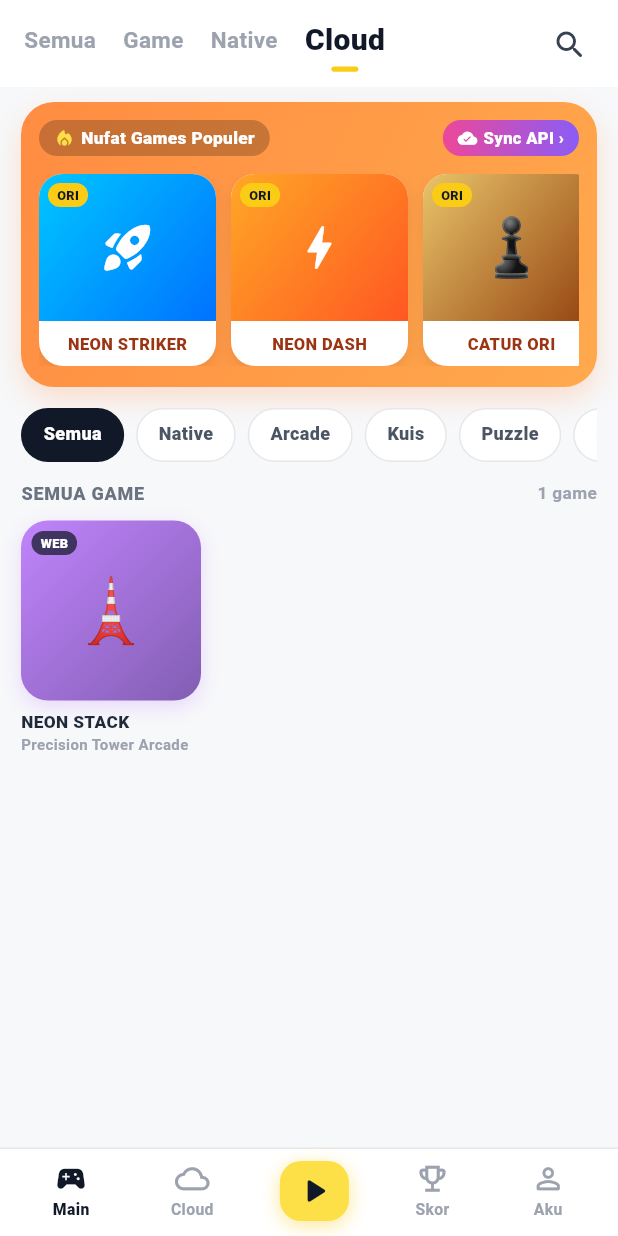
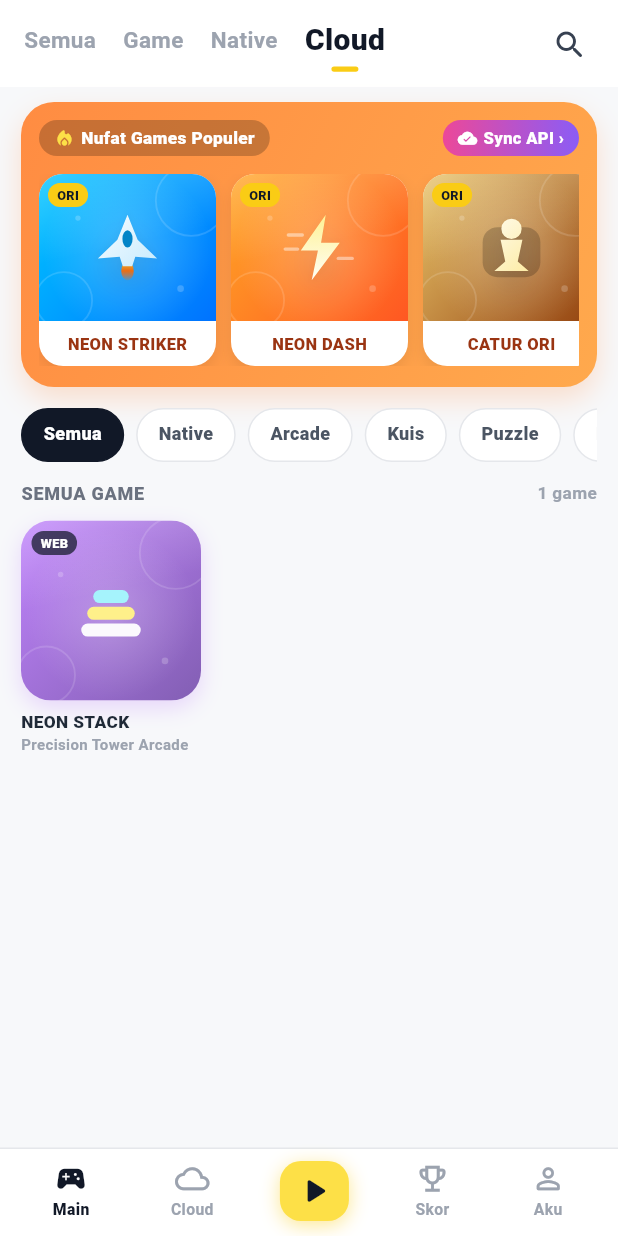
Before and after one commit to tmminunion/autoline-tycoon, a Flutter app: the screen it shows after launch, after a tap on "Native", after a tap on "Cloud", on a phone screen of 412 x 824 dp. Run offline on Flutter 3.47's test engine with Material 3 defaults, Android fonts, the phone set to English and light mode, and no system bars; our stand-ins replace audioplayers, shared_preferences, webview_flutter; network calls fail.

Commit message:
feat(ui): redesign game tile icons with glossy 3D glassmorphic & vector artwork

```diff
--- a/lib/screens/nufat_games_hub_screen.dart
+++ b/lib/screens/nufat_games_hub_screen.dart
@@ -6,6 +6,7 @@ import 'package:shared_preferences/shared_preferences.dart';
 import '../games/chess/chess_screen.dart';
 import '../games/neon_dash/dash_screen.dart';
 import '../services/remote_games_service.dart';
+import '../widgets/game_tile_artwork.dart';
 import 'arcade_screen.dart';
 import 'web_game_player_screen.dart';
 
@@ -423,21 +424,15 @@ class _NufatGamesHubScreenState extends State<NufatGamesHubScreen> {
                           child: Column(
                             children: [
                               Expanded(
-                                child: Container(
-                                  width: double.infinity,
-                                  decoration: BoxDecoration(
-                                    gradient: LinearGradient(
-                                      begin: Alignment.topLeft,
-                                      end: Alignment.bottomRight,
-                                      colors: g.colors,
-                                    ),
-                                  ),
                                 child: Stack(
                                   children: [
-                                      Center(
-                                        child: g.emoji != null
-                                            ? Text(g.emoji!, style: const TextStyle(fontSize: 38))
-                                            : Icon(g.icon, color: Colors.white, size: 38),
+                                    GameTileArtwork(
+                                      id: g.id,
+                                      category: g.category,
+                                      colors: g.colors,
+                                      icon: g.icon,
+                                      emoji: g.emoji,
+                                      compact: true,
                                     ),
                                     Positioned(
                                       top: 6,
@@ -445,7 +440,6 @@ class _NufatGamesHubScreenState extends State<NufatGamesHubScreen> {
                                       child: _CornerBadge(isNative: g.isNative),
                                     ),
                                   ],
-                                  ),
                                 ),
                               ),
                               Padding(
@@ -758,26 +752,24 @@ class _SquareGameTile extends StatelessWidget {
             aspectRatio: 1,
             child: Container(
               decoration: BoxDecoration(
-                borderRadius: BorderRadius.circular(18),
-                gradient: LinearGradient(
-                  begin: Alignment.topLeft,
-                  end: Alignment.bottomRight,
-                  colors: item.colors,
-                ),
+                borderRadius: BorderRadius.circular(20),
                 boxShadow: [
                   BoxShadow(
-                    color: item.colors.first.withValues(alpha: 0.28),
-                    blurRadius: 10,
-                    offset: const Offset(0, 4),
+                    color: item.colors.first.withValues(alpha: 0.30),
+                    blurRadius: 12,
+                    offset: const Offset(0, 5),
                   ),
                 ],
               ),
+              clipBehavior: Clip.antiAlias,
               child: Stack(
                 children: [
-                  Center(
-                    child: item.emoji != null
-                        ? Text(item.emoji!, style: const TextStyle(fontSize: 42))
-                        : Icon(item.icon, color: Colors.white, size: 42),
+                  GameTileArtwork(
+                    id: item.id,
+                    category: item.category,
+                    colors: item.colors,
+                    icon: item.icon,
+                    emoji: item.emoji,
                   ),
                   Positioned(
                     top: 7,
--- /dev/null
+++ b/lib/widgets/game_tile_artwork.dart
@@ -0,0 +1,490 @@
+import 'dart:math' as math;
+
+import 'package:flutter/material.dart';
+
+class GameTileArtwork extends StatelessWidget {
+  const GameTileArtwork({
+    super.key,
+    required this.id,
+    required this.category,
+    required this.colors,
+    required this.icon,
+    this.emoji,
+    this.compact = false,
+  });
+
+  final String id;
+  final String category;
+  final List<Color> colors;
+  final IconData icon;
+  final String? emoji;
+  final bool compact;
+
+  @override
+  Widget build(BuildContext context) {
+    final c1 = colors.isNotEmpty ? colors.first : const Color(0xFF2563EB);
+    final c2 = colors.length > 1 ? colors[1] : c1.withValues(alpha: 0.72);
+    final keyId = id.toLowerCase();
+
+    return Container(
+      width: double.infinity,
+      height: double.infinity,
+      decoration: BoxDecoration(
+        gradient: LinearGradient(
+          begin: Alignment.topLeft,
+          end: Alignment.bottomRight,
+          colors: [c1, c2],
+        ),
+      ),
+      child: Stack(
+        fit: StackFit.expand,
+        children: [
+          // Ambient radial glow + subtle arcade grid/bubbles
+          CustomPaint(
+            painter: _BackdropPainter(accent: c1, secondary: c2),
+          ),
+          // Top-left glossy glass reflection
+          Positioned(
+            top: -28,
+            left: -24,
+            right: -10,
+            height: 76,
+            child: Transform.rotate(
+              angle: -0.22,
+              child: Container(
+                decoration: BoxDecoration(
+                  gradient: LinearGradient(
+                    begin: Alignment.topCenter,
+                    end: Alignment.bottomCenter,
+                    colors: [
+                      Colors.white.withValues(alpha: 0.28),
+                      Colors.white.withValues(alpha: 0.0),
+                    ],
+                  ),
+                ),
+              ),
+            ),
+          ),
+          // Centerpiece artwork
+          Center(
+            child: _buildCenterpiece(keyId, c1),
+          ),
+        ],
+      ),
+    );
+  }
+
+  Widget _buildCenterpiece(String keyId, Color accent) {
+    final artSize = compact ? 52.0 : 62.0;
+
+    if (keyId.contains('striker') || keyId.contains('space') || keyId.contains('shooter')) {
+      return SizedBox(
+        width: artSize,
+        height: artSize,
+        child: CustomPaint(painter: _JetArtworkPainter()),
+      );
+    }
+    if (keyId.contains('dash') || keyId.contains('runner') || keyId.contains('reflex')) {
+      return SizedBox(
+        width: artSize,
+        height: artSize,
+        child: CustomPaint(painter: _BoltArtworkPainter()),
+      );
+    }
+    if (keyId.contains('catur') || keyId.contains('chess')) {
+      return SizedBox(
+        width: artSize,
+        height: artSize,
+        child: CustomPaint(painter: _ChessArtworkPainter()),
+      );
+    }
+    if (keyId.contains('sos') || keyId.contains('tic')) {
+      return SizedBox(
+        width: artSize,
+        height: artSize,
+        child: CustomPaint(painter: _SosArtworkPainter()),
+      );
+    }
+    if (keyId.contains('match') || keyId.contains('gem') || keyId.contains('jewel')) {
+      return SizedBox(
+        width: artSize,
+        height: artSize,
+        child: CustomPaint(painter: _GemArtworkPainter()),
+      );
+    }
+    if (keyId.contains('stack') || keyId.contains('tower')) {
+      return SizedBox(
+        width: artSize,
+        height: artSize,
+        child: CustomPaint(painter: _StackArtworkPainter()),
+      );
+    }
+    if (keyId.contains('2048')) {
+      return _Badge2048(compact: compact);
+    }
+
+    // Modern 3D glassmorphic squircle emblem for all 100+ cloud games
+    final boxSize = compact ? 50.0 : 58.0;
+    final glyphSize = compact ? 26.0 : 30.0;
+    return Container(
+      width: boxSize,
+      height: boxSize,
+      decoration: BoxDecoration(
+        borderRadius: BorderRadius.circular(18),
+        gradient: LinearGradient(
+          begin: Alignment.topLeft,
+          end: Alignment.bottomRight,
+          colors: [
+            Colors.white.withValues(alpha: 0.30),
+            Colors.white.withValues(alpha: 0.10),
+          ],
+        ),
+        border: Border.all(
+          color: Colors.white.withValues(alpha: 0.45),
+          width: 1.4,
+        ),
+        boxShadow: [
+          BoxShadow(
+            color: Colors.black.withValues(alpha: 0.20),
+            blurRadius: 12,
+            offset: const Offset(0, 6),
+          ),
+        ],
+      ),
+      child: Center(
+        child: emoji != null && emoji!.trim().isNotEmpty
+            ? Text(
+                emoji!,
+                style: TextStyle(
+                  fontSize: glyphSize,
+                  shadows: [
+                    Shadow(
+                      color: Colors.black.withValues(alpha: 0.28),
+                      blurRadius: 6,
+                      offset: const Offset(0, 2),
+                    ),
+                  ],
+                ),
+              )
+            : Icon(
+                icon,
+                size: glyphSize,
+                color: Colors.white,
+                shadows: [
+                  Shadow(
+                    color: Colors.black.withValues(alpha: 0.28),
+                    blurRadius: 6,
+                    offset: const Offset(0, 2),
+                  ),
+                ],
+              ),
+      ),
+    );
+  }
+}
+
+class _BackdropPainter extends CustomPainter {
+  const _BackdropPainter({required this.accent, required this.secondary});
+  final Color accent;
+  final Color secondary;
+
+  @override
+  void paint(Canvas canvas, Size size) {
+    final center = Offset(size.width * 0.5, size.height * 0.52);
+    final glow = Paint()
+      ..shader = RadialGradient(
+        colors: [
+          Colors.white.withValues(alpha: 0.24),
+          Colors.white.withValues(alpha: 0.0),
+        ],
+      ).createShader(Rect.fromCircle(center: center, radius: size.width * 0.48));
+    canvas.drawCircle(center, size.width * 0.48, glow);
+
+    final ringPaint = Paint()
+      ..style = PaintingStyle.stroke
+      ..strokeWidth = 1.2
+      ..color = Colors.white.withValues(alpha: 0.14);
+    canvas.drawCircle(Offset(size.width * 0.86, size.height * 0.18), size.width * 0.20, ringPaint);
+    canvas.drawCircle(Offset(size.width * 0.14, size.height * 0.86), size.width * 0.16, ringPaint);
+
+    final dotPaint = Paint()..color = Colors.white.withValues(alpha: 0.20);
+    canvas.drawCircle(Offset(size.width * 0.80, size.height * 0.78), 2.2, dotPaint);
+    canvas.drawCircle(Offset(size.width * 0.22, size.height * 0.30), 1.8, dotPaint);
+  }
+
+  @override
+  bool shouldRepaint(covariant _BackdropPainter oldDelegate) =>
+      oldDelegate.accent != accent || oldDelegate.secondary != secondary;
+}
+
+class _JetArtworkPainter extends CustomPainter {
+  @override
+  void paint(Canvas canvas, Size size) {
+    final w = size.width;
+    final h = size.height;
+
+    // Thruster glow
+    final flame = Paint()
+      ..shader = const LinearGradient(
+        begin: Alignment.topCenter,
+        end: Alignment.bottomCenter,
+        colors: [Color(0xFFFDE047), Color(0xFFF97316), Color(0x00F97316)],
+      ).createShader(Rect.fromLTWH(w * 0.35, h * 0.65, w * 0.30, h * 0.30));
+    canvas.drawOval(Rect.fromLTWH(w * 0.42, h * 0.68, w * 0.16, h * 0.24), flame);
+
+    // Jet body
+    final body = Path()
+      ..moveTo(w * 0.50, h * 0.08)
+      ..lineTo(w * 0.63, h * 0.40)
+      ..lineTo(w * 0.88, h * 0.64)
+      ..lineTo(w * 0.60, h * 0.62)
+      ..lineTo(w * 0.56, h * 0.74)
+      ..lineTo(w * 0.44, h * 0.74)
+      ..lineTo(w * 0.40, h * 0.62)
+      ..lineTo(w * 0.12, h * 0.64)
+      ..lineTo(w * 0.37, h * 0.40)
+      ..close();
+
+    canvas.drawShadow(body, Colors.black.withValues(alpha: 0.45), 6, true);
+    canvas.drawPath(
+      body,
+      Paint()
+        ..shader = const LinearGradient(
+          begin: Alignment.topLeft,
+          end: Alignment.bottomRight,
+          colors: [Colors.white, Color(0xFFBAE6FD)],
+        ).createShader(Rect.fromLTWH(0, 0, w, h)),
+    );
+
+    // Cockpit
+    canvas.drawOval(
+      Rect.fromCenter(center: Offset(w * 0.50, h * 0.39), width: w * 0.13, height: h * 0.22),
+      Paint()..color = const Color(0xFF0284C7),
+    );
+  }
+
+  @override
+  bool shouldRepaint(covariant CustomPainter oldDelegate) => false;
+}
+
+class _BoltArtworkPainter extends CustomPainter {
+  @override
+  void paint(Canvas canvas, Size size) {
+    final w = size.width;
+    final h = size.height;
+
+    // Speed lines
+    final linePaint = Paint()
+      ..color = Colors.white.withValues(alpha: 0.45)
+      ..strokeWidth = 2.2
+      ..strokeCap = StrokeCap.round;
+    canvas.drawLine(Offset(w * 0.10, h * 0.34), Offset(w * 0.28, h * 0.34), linePaint);
+    canvas.drawLine(Offset(w * 0.06, h * 0.52), Offset(w * 0.22, h * 0.52), linePaint);
+    canvas.drawLine(Offset(w * 0.74, h * 0.64), Offset(w * 0.92, h * 0.64), linePaint);
+
+    final bolt = Path()
+      ..moveTo(w * 0.58, h * 0.08)
+      ..lineTo(w * 0.26, h * 0.54)
+      ..lineTo(w * 0.48, h * 0.54)
+      ..lineTo(w * 0.40, h * 0.92)
+      ..lineTo(w * 0.76, h * 0.44)
+      ..lineTo(w * 0.52, h * 0.44)
+      ..close();
+
+    canvas.drawShadow(bolt, Colors.black.withValues(alpha: 0.4), 6, true);
+    canvas.drawPath(
+      bolt,
+      Paint()
+        ..shader = const LinearGradient(
+          begin: Alignment.topCenter,
+          end: Alignment.bottomCenter,
+          colors: [Color(0xFFFEF08A), Colors.white],
+        ).createShader(Rect.fromLTWH(0, 0, w, h)),
+    );
+  }
+
+  @override
+  bool shouldRepaint(covariant CustomPainter oldDelegate) => false;
+}
+
+class _ChessArtworkPainter extends CustomPainter {
+  @override
+  void paint(Canvas canvas, Size size) {
+    final w = size.width;
+    final h = size.height;
+
+    // Mini 2x2 board badge behind knight
+    final boardRect = RRect.fromRectAndRadius(
+      Rect.fromCenter(center: Offset(w * 0.5, h * 0.56), width: w * 0.74, height: h * 0.64),
+      const Radius.circular(10),
+    );
+    canvas.drawRRect(boardRect, Paint()..color = const Color(0x33000000));
+
+    // King/Pawn modern silhouette
+    final piece = Path()
+      ..moveTo(w * 0.50, h * 0.14)
+      ..addOval(Rect.fromCircle(center: Offset(w * 0.50, h * 0.26), radius: w * 0.13))
+      ..moveTo(w * 0.36, h * 0.40)
+      ..lineTo(w * 0.64, h * 0.40)
+      ..lineTo(w * 0.58, h * 0.68)
+      ..lineTo(w * 0.72, h * 0.80)
+      ..lineTo(w * 0.28, h * 0.80)
+      ..lineTo(w * 0.42, h * 0.68)
+      ..close();
+
+    canvas.drawShadow(piece, Colors.black.withValues(alpha: 0.45), 5, true);
+    canvas.drawPath(
+      piece,
+      Paint()
+        ..shader = const LinearGradient(
+          begin: Alignment.topLeft,
+          end: Alignment.bottomRight,
+          colors: [Colors.white, Color(0xFFFDE68A)],
+        ).createShader(Rect.fromLTWH(0, 0, w, h)),
+    );
+  }
+
+  @override
+  bool shouldRepaint(covariant CustomPainter oldDelegate) => false;
+}
+
+class _SosArtworkPainter extends CustomPainter {
+  @override
+  void paint(Canvas canvas, Size size) {
+    final w = size.width;
+    final h = size.height;
+    final gridPaint = Paint()
+      ..color = Colors.white.withValues(alpha: 0.35)
+      ..strokeWidth = 2.0
+      ..strokeCap = StrokeCap.round;
+
+    canvas.drawLine(Offset(w * 0.36, h * 0.16), Offset(w * 0.36, h * 0.84), gridPaint);
+    canvas.drawLine(Offset(w * 0.64, h * 0.16), Offset(w * 0.64, h * 0.84), gridPaint);
+    canvas.drawLine(Offset(w * 0.16, h * 0.36), Offset(w * 0.84, h * 0.36), gridPaint);
+    canvas.drawLine(Offset(w * 0.16, h * 0.64), Offset(w * 0.84, h * 0.64), gridPaint);
+
+    // Neon O in center & winning strike
+    canvas.drawCircle(
+      Offset(w * 0.50, h * 0.50),
+      w * 0.10,
+      Paint()
+        ..style = PaintingStyle.stroke
+        ..strokeWidth = 3.0
+        ..color = const Color(0xFFFEF08A),
+    );
+    canvas.drawLine(
+      Offset(w * 0.18, h * 0.82),
+      Offset(w * 0.82, h * 0.18),
+      Paint()
+        ..color = Colors.white
+        ..strokeWidth = 3.2
+        ..strokeCap = StrokeCap.round,
+    );
+  }
+
+  @override
+  bool shouldRepaint(covariant CustomPainter oldDelegate) => false;
+}
+
+class _GemArtworkPainter extends CustomPainter {
+  @override
+  void paint(Canvas canvas, Size size) {
+    final w = size.width;
+    final h = size.height;
+
+    final gem = Path()
+      ..moveTo(w * 0.28, h * 0.18)
+      ..lineTo(w * 0.72, h * 0.18)
+      ..lineTo(w * 0.88, h * 0.42)
+      ..lineTo(w * 0.50, h * 0.86)
+      ..lineTo(w * 0.12, h * 0.42)
+      ..close();
+
+    canvas.drawShadow(gem, Colors.black.withValues(alpha: 0.4), 6, true);
+    canvas.drawPath(
+      gem,
+      Paint()
+        ..shader = const LinearGradient(
+          begin: Alignment.topLeft,
+          end: Alignment.bottomRight,
+          colors: [Colors.white, Color(0xFFA5F3FC), Color(0xFF38BDF8)],
+        ).createShader(Rect.fromLTWH(0, 0, w, h)),
+    );
+
+    final facetPaint = Paint()
+      ..color = Colors.white.withValues(alpha: 0.55)
+      ..style = PaintingStyle.stroke
+      ..strokeWidth = 1.4;
+    canvas.drawLine(Offset(w * 0.12, h * 0.42), Offset(w * 0.88, h * 0.42), facetPaint);
+    canvas.drawLine(Offset(w * 0.28, h * 0.18), Offset(w * 0.50, h * 0.86), facetPaint);
+    canvas.drawLine(Offset(w * 0.72, h * 0.18), Offset(w * 0.50, h * 0.86), facetPaint);
+  }
+
+  @override
+  bool shouldRepaint(covariant CustomPainter oldDelegate) => false;
+}
+
+class _StackArtworkPainter extends CustomPainter {
+  @override
+  void paint(Canvas canvas, Size size) {
+    final w = size.width;
+    final h = size.height;
+    final colors = [
+      Colors.white.withValues(alpha: 0.95),
+      const Color(0xFFFEF08A),
+      const Color(0xFFA5F3FC),
+    ];
+    for (int i = 0; i < 3; i++) {
+      final y = h * (0.64 - i * 0.18);
+      final inset = i * 4.0;
+      final r = RRect.fromRectAndRadius(
+        Rect.fromLTWH(w * 0.18 + inset, y, w * 0.64 - inset * 2, h * 0.14),
+        const Radius.circular(6),
+      );
+      canvas.drawRRect(r, Paint()..color = colors[i]);
+    }
+  }
+
+  @override
+  bool shouldRepaint(covariant CustomPainter oldDelegate) => false;
+}
+
+class _Badge2048 extends StatelessWidget {
+  const _Badge2048({required this.compact});
+  final bool compact;
+
+  @override
+  Widget build(BuildContext context) {
+    final s = compact ? 48.0 : 56.0;
+    return Container(
+      width: s,
+      height: s,
+      decoration: BoxDecoration(
+        borderRadius: BorderRadius.circular(14),
+        gradient: const LinearGradient(
+          begin: Alignment.topLeft,
+          end: Alignment.bottomRight,
+          colors: [Color(0xFFFEF08A), Color(0xFFF59E0B)],
+        ),
+        boxShadow: [
+          BoxShadow(
+            color: Colors.black.withValues(alpha: 0.25),
+            blurRadius: 8,
+            offset: const Offset(0, 4),
+          ),
+        ],
+      ),
+      child: Center(
+        child: Text(
+          '2048',
+          style: TextStyle(
+            fontSize: compact ? 14 : 16,
+            fontWeight: FontWeight.w900,
+            color: const Color(0xFF78350F),
+            letterSpacing: -0.5,
+          ),
+        ),
+      ),
+    );
+  }
+}
```
Lines whose indentation alone changed are shown as unchanged.
